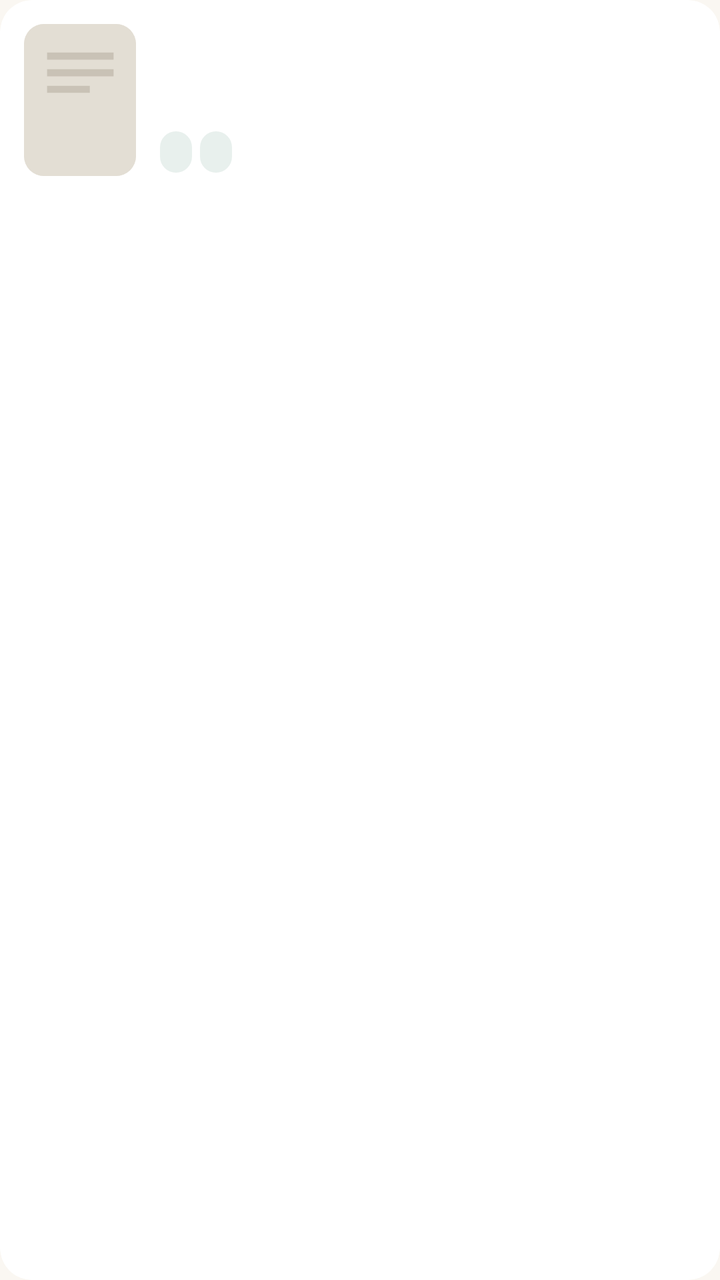
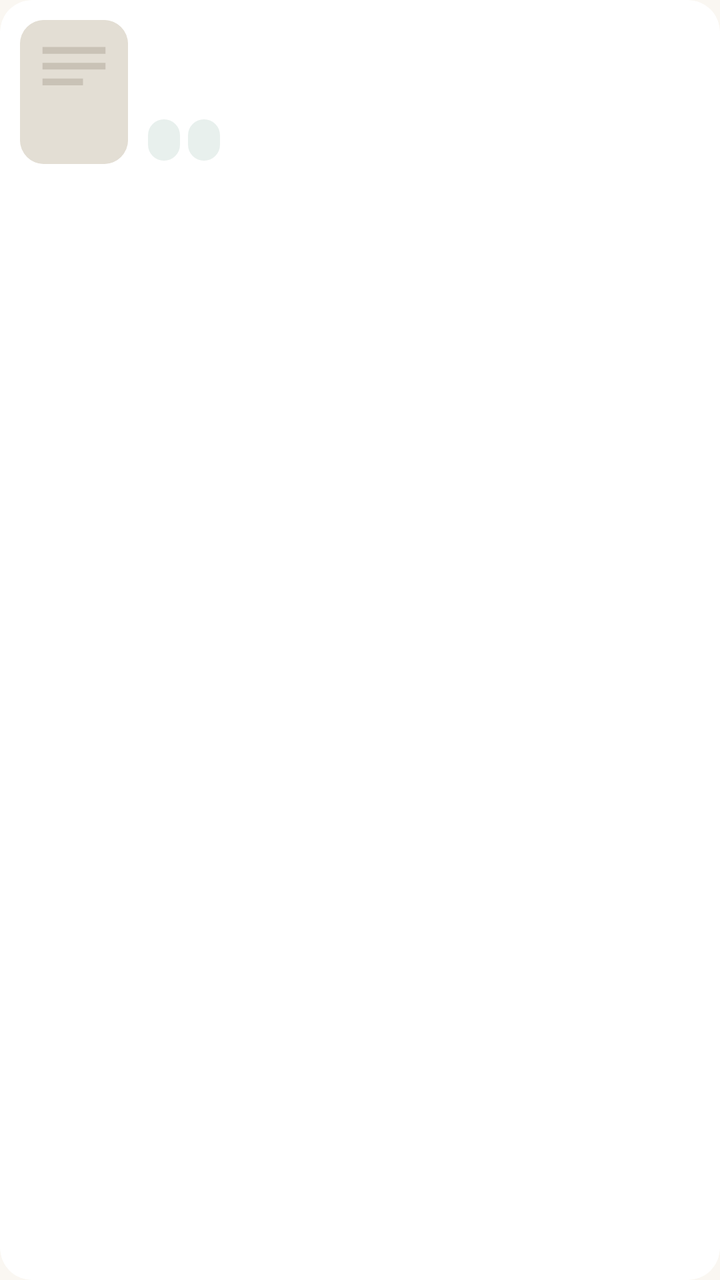

Compare the two renders of this Android layout. The source of the first and the diff that turns it into the second are given below.
<!-- AndroidManifest.xml: application theme Theme.Bookshelf -->
<!-- res/layout/item_book.xml -->
<?xml version="1.0" encoding="utf-8"?>
<androidx.cardview.widget.CardView xmlns:android="http://schemas.android.com/apk/res/android"
    xmlns:app="http://schemas.android.com/apk/res-auto"
    style="@style/Widget.Bookshelf.Card"
    android:layout_width="match_parent"
    android:layout_height="wrap_content"
    android:layout_marginHorizontal="@dimen/page_padding"
    android:layout_marginVertical="@dimen/space_xs">

    <LinearLayout
        android:layout_width="match_parent"
        android:layout_height="wrap_content"
        android:orientation="horizontal"
        android:gravity="center_vertical"
        android:padding="@dimen/space_md">

        <ImageView
            android:id="@+id/iv_cover"
            android:layout_width="56dp"
            android:layout_height="76dp"
            android:background="@drawable/bg_cover"
            android:clipToOutline="true"
            android:scaleType="centerCrop"
            android:src="@drawable/ic_cover_placeholder" />

        <LinearLayout
            android:layout_width="0dp"
            android:layout_height="wrap_content"
            android:layout_weight="1"
            android:layout_marginStart="@dimen/space_md"
            android:orientation="vertical">

            <TextView
                android:id="@+id/tv_title"
                android:layout_width="match_parent"
                android:layout_height="wrap_content"
                android:textSize="@dimen/text_headline"
                android:textStyle="bold"
                android:textColor="?attr/on_surface"
                android:maxLines="2"
                android:ellipsize="end" />

            <TextView
                android:id="@+id/tv_author"
                android:layout_width="match_parent"
                android:layout_height="wrap_content"
                android:layout_marginTop="@dimen/space_xs"
                android:textSize="@dimen/text_body_small"
                android:textColor="?attr/on_surface_variant"
                android:maxLines="1"
                android:ellipsize="end" />

            <LinearLayout
                android:layout_width="match_parent"
                android:layout_height="wrap_content"
                android:layout_marginTop="@dimen/space_sm"
                android:orientation="horizontal">

                <TextView
                    android:id="@+id/tv_location"
                    android:layout_width="wrap_content"
                    android:layout_height="wrap_content"
                    android:background="@drawable/bg_chip"
                    android:paddingHorizontal="@dimen/space_sm"
                    android:paddingVertical="3dp"
                    android:textSize="@dimen/text_caption"
                    android:textColor="?attr/on_primary_container" />

                <TextView
                    android:id="@+id/tv_stock"
                    android:layout_width="wrap_content"
                    android:layout_height="wrap_content"
                    android:layout_marginStart="@dimen/space_xs"
                    android:background="@drawable/bg_chip"
                    android:paddingHorizontal="@dimen/space_sm"
                    android:paddingVertical="3dp"
                    android:textSize="@dimen/text_caption"
                    android:textColor="?attr/on_primary_container" />
            </LinearLayout>

            
            <LinearLayout
                android:id="@+id/tags_row"
                android:layout_width="match_parent"
                android:layout_height="wrap_content"
                android:layout_marginTop="@dimen/space_xs"
                android:orientation="horizontal"
                android:visibility="gone" />
        </LinearLayout>

        <TextView
            android:id="@+id/tv_rating"
            android:layout_width="wrap_content"
            android:layout_height="wrap_content"
            android:layout_marginStart="@dimen/space_sm"
            android:textSize="@dimen/text_body_small"
            android:textColor="?attr/colorSecondary" />
    </LinearLayout>
</androidx.cardview.widget.CardView>
<!-- resources referenced by this layout -->
<resources>
  <dimen name="space_md">12dp</dimen>
  <!-- drawable bg_cover (drawable) -->
  <?xml version="1.0" encoding="utf-8"?>
  <shape xmlns:android="http://schemas.android.com/apk/res/android" android:shape="rectangle">
      <solid android:color="@color/cover_placeholder_bg" />
      <corners android:radius="10dp" />
  </shape>
  <style name="Theme.Bookshelf.Base" parent="Theme.Material3.Light.NoActionBar">
          
          <item name="android:colorBackground">@color/bg_page</item>
          
          <item name="android:statusBarColor">?attr/colorPrimary</item>
          <item name="android:windowLightStatusBar">false</item>
          
          <item name="surface">@color/surface</item>
          <item name="surface_dim">@color/surface_dim</item>
          <item name="outline">@color/outline</item>
          <item name="outline_strong">@color/outline_strong</item>
          <item name="on_surface">@color/text_main</item>
          <item name="on_surface_variant">@color/text_sub</item>
          
          <item name="materialButtonStyle">@style/Widget.Bookshelf.Button</item>
          <item name="textInputStyle">@style/Widget.Bookshelf.TextField</item>
          <item name="materialCardViewStyle">@style/Widget.Bookshelf.MaterialCard</item>
      </style>
  <!-- unchanged entries left out for length: 31 -->
</resources>

<!-- the commit's change to res/layout/item_book.xml (unified diff, before → after) -->
@@ -5,21 +5,22 @@
     android:layout_width="match_parent"
     android:layout_height="wrap_content"
     android:layout_marginHorizontal="@dimen/page_padding"
-    android:layout_marginVertical="@dimen/space_xs">
+    android:layout_marginVertical="2dp">
 
     <LinearLayout
         android:layout_width="match_parent"
         android:layout_height="wrap_content"
         android:orientation="horizontal"
         android:gravity="center_vertical"
-        android:padding="@dimen/space_md">
+        android:padding="10dp">
 
         <ImageView
             android:id="@+id/iv_cover"
-            android:layout_width="56dp"
-            android:layout_height="76dp"
+            android:layout_width="54dp"
+            android:layout_height="72dp"
             android:background="@drawable/bg_cover"
             android:clipToOutline="true"
+            android:foreground="@drawable/bg_cover_stroke"
             android:scaleType="centerCrop"
             android:src="@drawable/ic_cover_placeholder" />
 
@@ -27,7 +28,7 @@
             android:layout_width="0dp"
             android:layout_height="wrap_content"
             android:layout_weight="1"
-            android:layout_marginStart="@dimen/space_md"
+            android:layout_marginStart="10dp"
             android:orientation="vertical">
 
             <TextView
@@ -44,7 +45,7 @@
                 android:id="@+id/tv_author"
                 android:layout_width="match_parent"
                 android:layout_height="wrap_content"
-                android:layout_marginTop="@dimen/space_xs"
+                android:layout_marginTop="2dp"
                 android:textSize="@dimen/text_body_small"
                 android:textColor="?attr/on_surface_variant"
                 android:maxLines="1"
@@ -53,7 +54,7 @@
             <LinearLayout
                 android:layout_width="match_parent"
                 android:layout_height="wrap_content"
-                android:layout_marginTop="@dimen/space_sm"
+                android:layout_marginTop="6dp"
                 android:orientation="horizontal">
 
                 <TextView
<!-- resource entries referenced after the edit -->
@@ -1,11 +1,20 @@
 <!-- resources referenced by this layout -->
 <resources>
-  <dimen name="space_md">12dp</dimen>
   <!-- drawable bg_cover (drawable) -->
   <?xml version="1.0" encoding="utf-8"?>
   <shape xmlns:android="http://schemas.android.com/apk/res/android" android:shape="rectangle">
       <solid android:color="@color/cover_placeholder_bg" />
-      <corners android:radius="10dp" />
+      <corners android:radius="@dimen/radius_md" />
+  </shape>
+  <!-- drawable bg_cover_stroke (drawable) -->
+  <?xml version="1.0" encoding="utf-8"?>
+  <shape xmlns:android="http://schemas.android.com/apk/res/android"
+      android:shape="rectangle">
+      <solid android:color="@android:color/transparent" />
+      <stroke
+          android:width="1dp"
+          android:color="?attr/outline_strong" />
+      <corners android:radius="@dimen/radius_md" />
   </shape>
   <style name="Theme.Bookshelf.Base" parent="Theme.Material3.Light.NoActionBar">
           
@@ -24,7 +33,66 @@
           <item name="materialButtonStyle">@style/Widget.Bookshelf.Button</item>
           <item name="textInputStyle">@style/Widget.Bookshelf.TextField</item>
           <item name="materialCardViewStyle">@style/Widget.Bookshelf.MaterialCard</item>
+          
+          <item name="chipStyle">@style/Widget.Bookshelf.Chip</item>
+          <item name="chipGroupStyle">@style/Widget.Bookshelf.ChipGroup</item>
+          
+          <item name="materialAlertDialogTheme">@style/ThemeOverlay.Bookshelf.Dialog</item>
       </style>
+  <style name="Widget.Bookshelf.Chip" parent="Widget.Material3.Chip.Assist">
+          <item name="shapeAppearance">@style/ShapeAppearance.Bookshelf.Pill</item>
+          <item name="chipBackgroundColor">@color/chip_bg_state</item>
+          <item name="chipStrokeColor">@color/chip_stroke_state</item>
+          <item name="chipStrokeWidth">1dp</item>
+          <item name="android:textColor">@color/chip_text_state</item>
+          <item name="android:textSize">@dimen/text_body_small</item>
+          <item name="chipMinHeight">32dp</item>
+          <item name="chipIconVisible">false</item>
+          <item name="checkedIconVisible">false</item>
+          <item name="closeIconVisible">false</item>
+          
+          <item name="ensureMinTouchTargetSize">false</item>
+          <item name="chipStartPadding">4dp</item>
+          <item name="chipEndPadding">4dp</item>
+          <item name="textStartPadding">10dp</item>
+          <item name="textEndPadding">10dp</item>
+      </style>
+  <style name="Widget.Bookshelf.ChipGroup" parent="Widget.Material3.ChipGroup">
+          <item name="chipSpacingHorizontal">8dp</item>
+          <item name="chipSpacingVertical">4dp</item>
+          <item name="singleLine">false</item>
+      </style>
+  <style name="ThemeOverlay.Bookshelf.Dialog" parent="ThemeOverlay.Material3.MaterialAlertDialog">
+          <item name="materialAlertDialogTitleTextStyle">@style/TextAppearance.Bookshelf.DialogTitle</item>
+          <item name="materialAlertDialogBodyTextStyle">@style/TextAppearance.Bookshelf.DialogBody</item>
+          <item name="buttonBarPositiveButtonStyle">@style/Widget.Bookshelf.Button.Text</item>
+          <item name="buttonBarNegativeButtonStyle">@style/Widget.Bookshelf.Button.Text</item>
+          
+          <item name="shapeAppearanceCornerExtraLarge">@style/ShapeAppearance.Bookshelf.Dialog</item>
+      </style>
+  <style name="ShapeAppearance.Bookshelf.Pill" parent="ShapeAppearance.Material3.Corner.Full">
+          <item name="cornerSize">50%</item>
+      </style>
+  <style name="TextAppearance.Bookshelf.DialogTitle" parent="TextAppearance.Material3.TitleLarge">
+          <item name="android:textSize">@dimen/text_title_toolbar</item>
+          <item name="android:textStyle">bold</item>
+          <item name="android:textColor">?attr/on_surface</item>
+      </style>
+  <style name="TextAppearance.Bookshelf.DialogBody" parent="TextAppearance.Material3.BodyMedium">
+          <item name="android:textSize">@dimen/text_body_small</item>
+          <item name="android:textColor">?attr/on_surface_variant</item>
+          <item name="android:lineSpacingMultiplier">1.4</item>
+      </style>
+  <style name="Widget.Bookshelf.Button.Text" parent="Widget.Material3.Button.TextButton">
+          <item name="shapeAppearance">@style/ShapeAppearance.Bookshelf.Medium</item>
+          <item name="android:textSize">@dimen/text_body_small</item>
+          <item name="android:letterSpacing">0.02</item>
+          <item name="cornerRadius">@dimen/radius_md</item>
+      </style>
+  <style name="ShapeAppearance.Bookshelf.Dialog" parent="ShapeAppearance.Material3.Corner.Large">
+          <item name="cornerSize">@dimen/card_corner</item>
+      </style>
+  <dimen name="text_title_toolbar">16sp</dimen>
   <!-- unchanged entries left out for length: 31 -->
 </resources>
 
